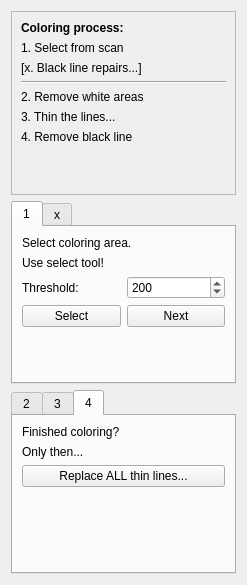
First picture: the form in app/ui/bitmapcoloringwidget.ui, repository pencil2d/pencil, before the edit.
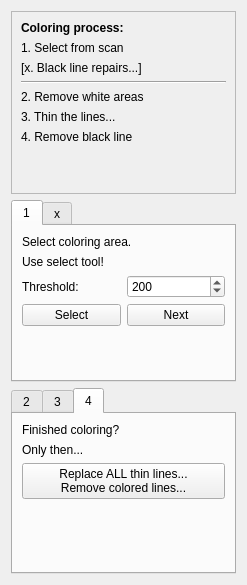
Second picture: the form after the edit. The open tabs and pages were chosen to show the change.

Commit message: Thinning and removing colored lines works

The edit to the form file:
```diff
--- a/app/ui/bitmapcoloringwidget.ui
+++ b/app/ui/bitmapcoloringwidget.ui
@@ -354,7 +354,8 @@
        <item>
         <widget class="QPushButton" name="btn4_replaceThinLines">
          <property name="text">
-          <string>Replace ALL thin lines...</string>
+          <string>Replace ALL thin lines...
+Remove colored lines...</string>
          </property>
         </widget>
        </item>
```
The commit also changes 9 other files.
